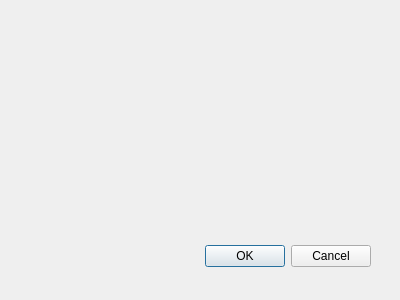
Qt form polygonnodesaslonlat/polygon_node_as_lonlat_dialog_base.ui (strpaw/QGIS3_PolygonNodesAsLonLat) before a commit.
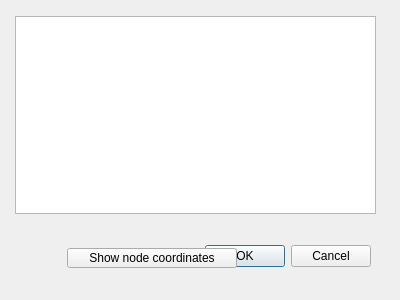
The same form after that commit.

Commit message: User can show WKT geometry of the selected polygon

Patch:
```diff
--- a/polygonnodesaslonlat/polygon_node_as_lonlat_dialog_base.ui
+++ b/polygonnodesaslonlat/polygon_node_as_lonlat_dialog_base.ui
@@ -28,6 +28,29 @@
     <set>QDialogButtonBox::Cancel|QDialogButtonBox::Ok</set>
    </property>
   </widget>
+  <widget class="QPushButton" name="pushButtonShowNodeCoord">
+   <property name="geometry">
+    <rect>
+     <x>67</x>
+     <y>248</y>
+     <width>170</width>
+     <height>20</height>
+    </rect>
+   </property>
+   <property name="text">
+    <string>Show node coordinates</string>
+   </property>
+  </widget>
+  <widget class="QPlainTextEdit" name="plainTextEdit">
+   <property name="geometry">
+    <rect>
+     <x>15</x>
+     <y>16</y>
+     <width>361</width>
+     <height>198</height>
+    </rect>
+   </property>
+  </widget>
  </widget>
  <resources/>
  <connections>
```
Left out of the diff: 41 changed lines with no effect on the pictures. The commit also changes 1 other file.
